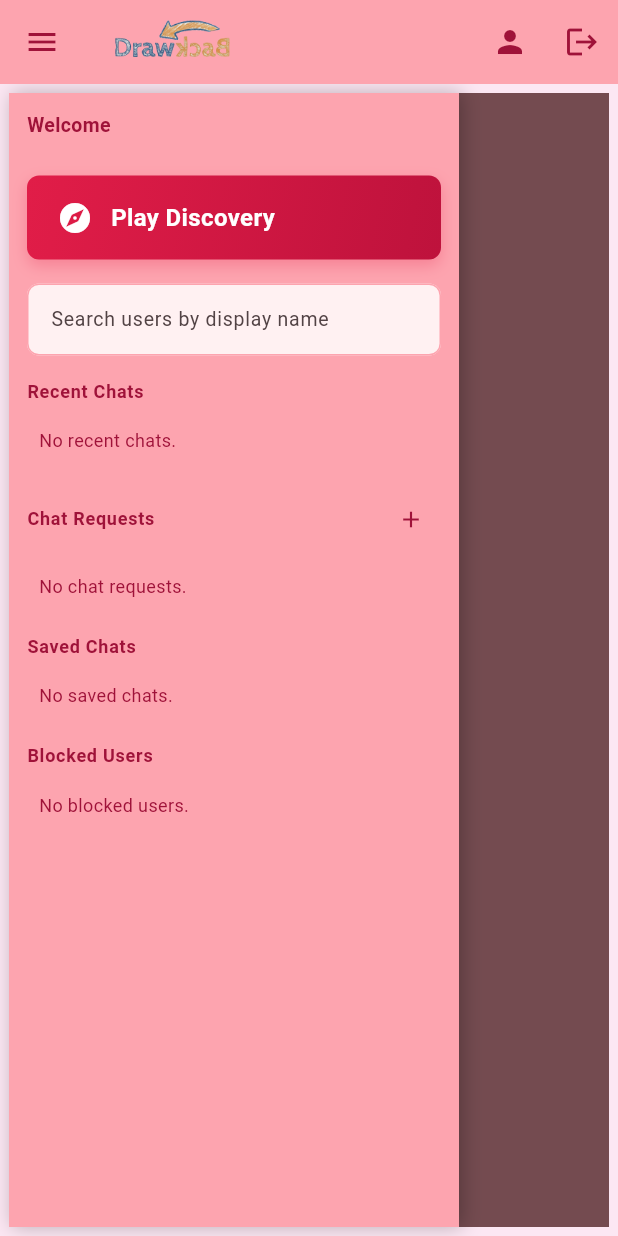
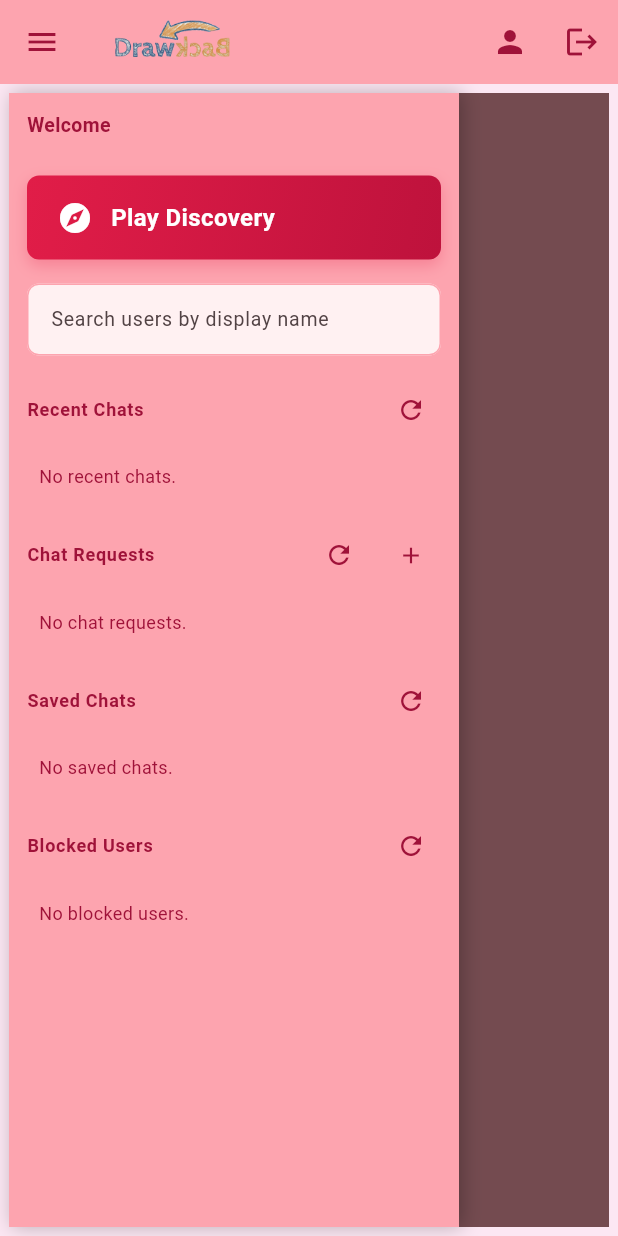
Before and after one commit to segun/drawback-flutter, a Flutter app: the DashboardScreen screen opened by its route, after a tap on the "close" icon, after a tap on the "menu" icon, on a phone screen of 412 x 824 dp. Run offline on Flutter 3.47's test engine with Material 3 defaults, Android fonts, the phone set to English and light mode, and no system bars; our stand-ins replace flutter_colorpicker, flutter_secure_storage, go_router, socket_io_client; missing offline and left inert: dart:html, dart:ui_web; accounts and stored records are empty; network calls fail.

Commit message:
feat(flutter): add activation resend flow and refresh UX improvements
Add resend confirmation API support and expose resend action on login when account is not activated. Guard unauthorized-session handling for unauthenticated state, handle socket connect_error in chat room, improve Android immersive/safe-area behavior, and add reusable spinning refresh button across home widgets. Update auth tests/mocks and replace outdated docs with new admin API reference.

```diff
--- a/lib/app.dart
+++ b/lib/app.dart
@@ -172,6 +172,10 @@ class _DrawbackAppState extends State<DrawbackApp> {
   }
 
   Future<void> _handleUnauthorizedSession() async {
+    if (!_authController.isAuthenticated) {
+      return;
+    }
+
     if (_isHandlingUnauthorized) {
       return;
     }
--- a/lib/features/discovery/presentation/screens/discovery_game_screen.dart
+++ b/lib/features/discovery/presentation/screens/discovery_game_screen.dart
@@ -578,6 +578,7 @@ class _DiscoveryGameScreenState extends State<DiscoveryGameScreen> {
 
   Widget _buildDrawingView() {
     final bool canStartGame = _strokes.isNotEmpty && !widget.controller.isBusy;
+    final double bottomInset = MediaQuery.of(context).viewPadding.bottom;
 
     return Container(
       color: const Color(0xFFFDA4AF),
@@ -648,7 +649,7 @@ class _DiscoveryGameScreenState extends State<DiscoveryGameScreen> {
 
           // Action buttons
           Container(
-            padding: const EdgeInsets.all(16),
+            padding: EdgeInsets.fromLTRB(16, 16, 16, 16 + bottomInset),
             child: Row(
               mainAxisAlignment: MainAxisAlignment.center,
               children: <Widget>[
--- a/lib/features/drawing/presentation/screens/chat_room_screen.dart
+++ b/lib/features/drawing/presentation/screens/chat_room_screen.dart
@@ -111,6 +111,7 @@ class _ChatRoomScreenState extends State<ChatRoomScreen>
     socket.on('draw.peer.joined', _onDrawPeerJoined);
     socket.on('draw.peer.left', _onDrawPeerLeft);
     socket.on('error', _onSocketError);
+    socket.on('connect_error', _onSocketError);
   }
 
   void _removeSocketListeners() {
@@ -126,6 +127,7 @@ class _ChatRoomScreenState extends State<ChatRoomScreen>
     socket.off('draw.peer.joined', _onDrawPeerJoined);
     socket.off('draw.peer.left', _onDrawPeerLeft);
     socket.off('error', _onSocketError);
+    socket.off('connect_error', _onSocketError);
   }
 
   void _joinChatRoom() {
--- a/lib/features/home/presentation/widgets/blocked_users_widget.dart
+++ b/lib/features/home/presentation/widgets/blocked_users_widget.dart
@@ -2,6 +2,7 @@ import 'package:flutter/material.dart';
 
 import '../../domain/home_models.dart';
 import '../home_controller.dart';
+import 'refresh_icon_button.dart';
 
 /// Blocked users widget for the sidebar
 class BlockedUsersWidget extends StatelessWidget {
@@ -19,12 +20,23 @@ class BlockedUsersWidget extends StatelessWidget {
     return Column(
       crossAxisAlignment: CrossAxisAlignment.stretch,
       children: <Widget>[
-        Text(
-          'Blocked Users',
-          style: Theme.of(context).textTheme.labelMedium?.copyWith(
-                color: const Color(0xFF9F1239),
-                fontWeight: FontWeight.w600,
+        Row(
+          mainAxisAlignment: MainAxisAlignment.spaceBetween,
+          children: <Widget>[
+            Expanded(
+              child: Text(
+                'Blocked Users',
+                style: Theme.of(context).textTheme.labelMedium?.copyWith(
+                      color: const Color(0xFF9F1239),
+                      fontWeight: FontWeight.w600,
+                    ),
               ),
+            ),
+            RefreshIconButton(
+              onRefresh: () => controller.loadDashboardData(showLoading: false),
+              tooltip: 'Refresh blocked users',
+            ),
+          ],
         ),
         const SizedBox(height: 8),
         if (blockedUsers.isEmpty)
--- a/lib/features/home/presentation/widgets/chat_requests_widget.dart
+++ b/lib/features/home/presentation/widgets/chat_requests_widget.dart
@@ -3,6 +3,7 @@ import 'package:flutter/material.dart';
 import '../../../../core/widgets/display_name_text_field.dart';
 import '../../domain/home_models.dart';
 import '../home_controller.dart';
+import 'refresh_icon_button.dart';
 
 /// Incoming chat requests widget for the sidebar
 class ChatRequestsWidget extends StatefulWidget {
@@ -128,13 +129,23 @@ class _ChatRequestsWidgetState extends State<ChatRequestsWidget> {
             Row(
               mainAxisAlignment: MainAxisAlignment.spaceBetween,
               children: <Widget>[
-                Text(
+                Expanded(
+                  child: Text(
                     'Chat Requests',
                     style: Theme.of(context).textTheme.labelMedium?.copyWith(
                           color: const Color(0xFF9F1239),
                           fontWeight: FontWeight.w600,
                         ),
                   ),
+                ),
+                Row(
+                  mainAxisSize: MainAxisSize.min,
+                  children: <Widget>[
+                    RefreshIconButton(
+                      onRefresh: () => widget.controller.loadDashboardData(showLoading: false),
+                      tooltip: 'Refresh chat requests',
+                    ),
+                    const SizedBox(width: 8),
                     IconButton(
                       icon: const Icon(Icons.add, size: 18),
                       onPressed: () {
@@ -155,6 +166,8 @@ class _ChatRequestsWidgetState extends State<ChatRequestsWidget> {
                         ),
                       ),
                       tooltip: 'Send a new chat request',
+                    ),
+                  ],
                 ),
               ],
             ),
--- a/lib/features/home/presentation/widgets/recent_chats_widget.dart
+++ b/lib/features/home/presentation/widgets/recent_chats_widget.dart
@@ -3,6 +3,7 @@ import 'package:flutter/material.dart';
 import '../../domain/home_models.dart';
 import '../home_controller.dart';
 import 'pulsing_indicator.dart';
+import 'refresh_icon_button.dart';
 
 /// Recent chats list widget for the sidebar
 class RecentChatsWidget extends StatelessWidget {
@@ -24,12 +25,23 @@ class RecentChatsWidget extends StatelessWidget {
     return Column(
       crossAxisAlignment: CrossAxisAlignment.stretch,
       children: <Widget>[
-        Text(
-          'Recent Chats',
-          style: Theme.of(context).textTheme.labelMedium?.copyWith(
-                color: const Color(0xFF9F1239),
-                fontWeight: FontWeight.w600,
+        Row(
+          mainAxisAlignment: MainAxisAlignment.spaceBetween,
+          children: <Widget>[
+            Expanded(
+              child: Text(
+                'Recent Chats',
+                style: Theme.of(context).textTheme.labelMedium?.copyWith(
+                      color: const Color(0xFF9F1239),
+                      fontWeight: FontWeight.w600,
+                    ),
               ),
+            ),
+            RefreshIconButton(
+              onRefresh: () => controller.loadDashboardData(showLoading: false),
+              tooltip: 'Refresh recent chats',
+            ),
+          ],
         ),
         const SizedBox(height: 8),
         if (recentChats.isEmpty)
--- /dev/null
+++ b/lib/features/home/presentation/widgets/refresh_icon_button.dart
@@ -0,0 +1,80 @@
+import 'package:flutter/material.dart';
+
+/// Refresh icon button that spins while an async refresh is in flight.
+class RefreshIconButton extends StatefulWidget {
+  const RefreshIconButton({
+    required this.onRefresh,
+    required this.tooltip,
+    this.color = const Color(0xFF9F1239),
+    this.size = 20,
+    super.key,
+  });
+
+  final Future<void> Function() onRefresh;
+  final String tooltip;
+  final Color color;
+  final double size;
+
+  @override
+  State<RefreshIconButton> createState() => _RefreshIconButtonState();
+}
+
+class _RefreshIconButtonState extends State<RefreshIconButton>
+    with SingleTickerProviderStateMixin {
+  late final AnimationController _rotationController;
+  bool _isRefreshing = false;
+
+  @override
+  void initState() {
+    super.initState();
+    _rotationController = AnimationController(
+      vsync: this,
+      duration: const Duration(milliseconds: 850),
+    );
+  }
+
+  @override
+  void dispose() {
+    _rotationController.dispose();
+    super.dispose();
+  }
+
+  Future<void> _handleRefresh() async {
+    if (_isRefreshing) {
+      return;
+    }
+
+    setState(() {
+      _isRefreshing = true;
+    });
+    _rotationController.repeat();
+
+    try {
+      await widget.onRefresh();
+    } finally {
+      if (mounted) {
+        _rotationController.stop();
+        _rotationController.reset();
+        setState(() {
+          _isRefreshing = false;
+        });
+      }
+    }
+  }
+
+  @override
+  Widget build(BuildContext context) {
+    return IconButton(
+      icon: RotationTransition(
+        turns: _rotationController,
+        child: Icon(Icons.refresh, size: widget.size),
+      ),
+      onPressed: _handleRefresh,
+      padding: EdgeInsets.zero,
+      constraints: const BoxConstraints(),
+      visualDensity: VisualDensity.compact,
+      color: widget.color,
+      tooltip: widget.tooltip,
+    );
+  }
+}
--- a/lib/features/home/presentation/widgets/saved_chats_widget.dart
+++ b/lib/features/home/presentation/widgets/saved_chats_widget.dart
@@ -2,6 +2,7 @@ import 'package:flutter/material.dart';
 
 import '../../domain/home_models.dart';
 import '../home_controller.dart';
+import 'refresh_icon_button.dart';
 
 /// Saved chats widget for the sidebar
 class SavedChatsWidget extends StatelessWidget {
@@ -21,12 +22,23 @@ class SavedChatsWidget extends StatelessWidget {
     return Column(
       crossAxisAlignment: CrossAxisAlignment.stretch,
       children: <Widget>[
-        Text(
-          'Saved Chats',
-          style: Theme.of(context).textTheme.labelMedium?.copyWith(
-                color: const Color(0xFF9F1239),
-                fontWeight: FontWeight.w600,
+        Row(
+          mainAxisAlignment: MainAxisAlignment.spaceBetween,
+          children: <Widget>[
+            Expanded(
+              child: Text(
+                'Saved Chats',
+                style: Theme.of(context).textTheme.labelMedium?.copyWith(
+                      color: const Color(0xFF9F1239),
+                      fontWeight: FontWeight.w600,
+                    ),
               ),
+            ),
+            RefreshIconButton(
+              onRefresh: () => controller.loadDashboardData(showLoading: false),
+              tooltip: 'Refresh saved chats',
+            ),
+          ],
         ),
         const SizedBox(height: 8),
         if (savedChats.isEmpty)
```
Also changed, not shown: lib/features/auth/data/auth_api.dart (+8 -0 lines), lib/features/auth/presentation/auth_controller.dart (+59 -5 lines), lib/features/auth/presentation/screens/login_screen.dart (+17 -0 lines), lib/main.dart (+7 -4 lines), 6 other files. Lines whose indentation alone changed are shown as unchanged.
